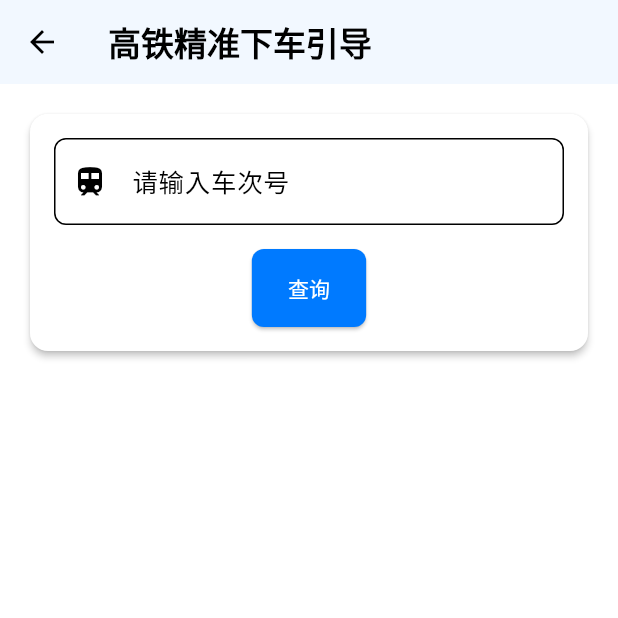
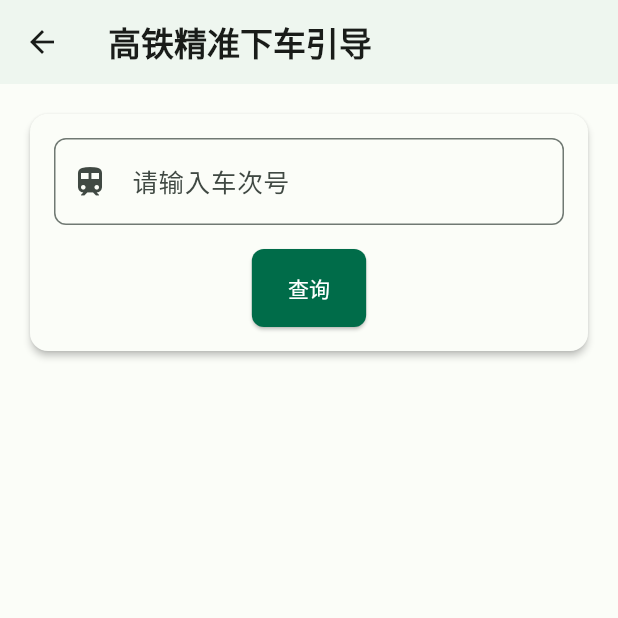
Before and after one commit to Noresteast-Yu/4399, a Flutter app: the HighSpeedRailPage screen opened directly, on a phone screen of 412 x 824 dp, the top half of it. Run offline on Flutter 3.47's test engine with Material 3 defaults, Android fonts, the phone set to English and light mode, and no system bars; our stand-ins replace dio, go_router, permission_handler; network calls fail.

Commit message:
使用了MD3设计语言
采用了类原生的MD3设计语言，可以适配不同安卓机型

```diff
--- a/smart_travel_frontend/smart_travel_app/lib/components/common/common_button.dart
+++ b/smart_travel_frontend/smart_travel_app/lib/components/common/common_button.dart
@@ -30,14 +30,14 @@ class CommonButton extends StatelessWidget {
         onPressed: isLoading || isDisabled ? null : onPressed,
         style: ElevatedButton.styleFrom(
           backgroundColor: isPrimary
-              ? AppTheme.primaryColor
-              : AppTheme.surface,
+              ? Theme.of(context).colorScheme.primary
+              : Theme.of(context).colorScheme.secondaryContainer,
           foregroundColor: isPrimary
-              ? AppTheme.surface
-              : AppTheme.primaryColor,
+              ? Theme.of(context).colorScheme.onPrimary
+              : Theme.of(context).colorScheme.onSecondaryContainer,
           side: isPrimary
               ? null
-              : BorderSide(color: AppTheme.primaryColor),
+              : BorderSide(color: Theme.of(context).colorScheme.primary),
           padding: EdgeInsets.symmetric(
             horizontal: AppTheme.spacingL,
             vertical: AppTheme.spacingM,
@@ -53,7 +53,9 @@ class CommonButton extends StatelessWidget {
                 child: CircularProgressIndicator(
                   strokeWidth: 2,
                   valueColor: AlwaysStoppedAnimation<Color>(
-                    isPrimary ? AppTheme.surface : AppTheme.primaryColor,
+                    isPrimary
+                        ? Theme.of(context).colorScheme.onPrimary
+                        : Theme.of(context).colorScheme.onSecondaryContainer,
                   ),
                 ),
               )
--- a/smart_travel_frontend/smart_travel_app/lib/components/common/common_input.dart
+++ b/smart_travel_frontend/smart_travel_app/lib/components/common/common_input.dart
@@ -40,15 +40,22 @@ class CommonInput extends StatelessWidget {
         suffixIcon: suffixIcon,
         border: OutlineInputBorder(
           borderRadius: AppTheme.borderRadiusM,
-          borderSide: BorderSide(color: AppTheme.textTertiary),
+          borderSide: BorderSide(
+            color: Theme.of(context).colorScheme.outline,
+          ),
         ),
         focusedBorder: OutlineInputBorder(
           borderRadius: AppTheme.borderRadiusM,
-          borderSide: BorderSide(color: AppTheme.primaryColor),
+          borderSide: BorderSide(
+            color: Theme.of(context).colorScheme.primary,
+            width: 2.0,
+          ),
         ),
         errorBorder: OutlineInputBorder(
           borderRadius: AppTheme.borderRadiusM,
-          borderSide: BorderSide(color: AppTheme.errorColor),
+          borderSide: BorderSide(
+            color: Theme.of(context).colorScheme.error,
+          ),
         ),
         contentPadding: EdgeInsets.symmetric(
           horizontal: AppTheme.spacingM,
--- a/smart_travel_frontend/smart_travel_app/lib/theme/app_theme.dart
+++ b/smart_travel_frontend/smart_travel_app/lib/theme/app_theme.dart
@@ -2,18 +2,18 @@ import 'package:flutter/material.dart';
 
 class AppTheme {
   // 品牌色
-  static const Color primaryColor = Color(0xFF007AFF);
-  static const Color secondaryColor = Color(0xFF34C759);
-  static const Color errorColor = Color(0xFFFF3B30);
+  static const Color primaryColor = Color(0xFF006C49);
+  static const Color secondaryColor = Color(0xFF4F6353);
+  static const Color errorColor = Color(0xFFBA1A1A);
   static const Color warningColor = Color(0xFFFF9500);
   static const Color infoColor = Color(0xFF5AC8FA);
 
   // 中性色
-  static const Color background = Color(0xFFF2F2F7);
-  static const Color surface = Color(0xFFFFFFFF);
-  static const Color textPrimary = Color(0xFF000000);
-  static const Color textSecondary = Color(0xFF8E8E93);
-  static const Color textTertiary = Color(0xFFC7C7CC);
+  static const Color background = Color(0xFFFBFDF8);
+  static const Color surface = Color(0xFFFBFDF8);
+  static const Color textPrimary = Color(0xFF191C19);
+  static const Color textSecondary = Color(0xFF404943);
+  static const Color textTertiary = Color(0xFF707973);
 
   // 字体字号
   static const TextStyle headline1 = TextStyle(
@@ -49,21 +49,88 @@ class AppTheme {
   static const double spacingXL = 32;
 
   // 圆角规范
-  static const BorderRadius borderRadiusS = BorderRadius.all(Radius.circular(4));
-  static const BorderRadius borderRadiusM = BorderRadius.all(Radius.circular(8));
-  static const BorderRadius borderRadiusL = BorderRadius.all(Radius.circular(12));
-  static const BorderRadius borderRadiusXL = BorderRadius.all(Radius.circular(16));
+  static const BorderRadius borderRadiusS =
+      BorderRadius.all(Radius.circular(4));
+  static const BorderRadius borderRadiusM =
+      BorderRadius.all(Radius.circular(8));
+  static const BorderRadius borderRadiusL =
+      BorderRadius.all(Radius.circular(12));
+  static const BorderRadius borderRadiusXL =
+      BorderRadius.all(Radius.circular(16));
 
-  // 亮主题
+  // MD3 色彩系统
+  static const ColorScheme lightColorScheme = ColorScheme(
+    brightness: Brightness.light,
+    primary: Color(0xFF006C49),
+    onPrimary: Color(0xFFFFFFFF),
+    primaryContainer: Color(0xFF96F7C5),
+    onPrimaryContainer: Color(0xFF002113),
+    secondary: Color(0xFF4F6353),
+    onSecondary: Color(0xFFFFFFFF),
+    secondaryContainer: Color(0xFFD1E8D3),
+    onSecondaryContainer: Color(0xFF0D1F14),
+    tertiary: Color(0xFF3D6373),
+    onTertiary: Color(0xFFFFFFFF),
+    tertiaryContainer: Color(0xFFC0E8F9),
+    onTertiaryContainer: Color(0xFF001F28),
+    error: Color(0xFFBA1A1A),
+    onError: Color(0xFFFFFFFF),
+    errorContainer: Color(0xFFFFDAD6),
+    onErrorContainer: Color(0xFF410002),
+    background: Color(0xFFFBFDF8),
+    onBackground: Color(0xFF191C19),
+    surface: Color(0xFFFBFDF8),
+    onSurface: Color(0xFF191C19),
+    surfaceVariant: Color(0xFFDBE5DD),
+    onSurfaceVariant: Color(0xFF404943),
+    outline: Color(0xFF707973),
+    outlineVariant: Color(0xFFBFC9C2),
+    shadow: Color(0xFF000000),
+    scrim: Color(0xFF000000),
+    inverseSurface: Color(0xFF2E312E),
+    onInverseSurface: Color(0xFFEFF1ED),
+    inversePrimary: Color(0xFF7ADBAD),
+    surfaceTint: Color(0xFF006C49),
+  );
+
+  static const ColorScheme darkColorScheme = ColorScheme(
+    brightness: Brightness.dark,
+    primary: Color(0xFF7ADBAD),
+    onPrimary: Color(0xFF003823),
+    primaryContainer: Color(0xFF005234),
+    onPrimaryContainer: Color(0xFF96F7C5),
+    secondary: Color(0xFFB5CCB7),
+    onSecondary: Color(0xFF223527),
+    secondaryContainer: Color(0xFF384B3C),
+    onSecondaryContainer: Color(0xFFD1E8D3),
+    tertiary: Color(0xFFA4CCDF),
+    onTertiary: Color(0xFF053544),
+    tertiaryContainer: Color(0xFF234B5C),
+    onTertiaryContainer: Color(0xFFC0E8F9),
+    error: Color(0xFFFFB4AB),
+    onError: Color(0xFF690005),
+    errorContainer: Color(0xFF93000A),
+    onErrorContainer: Color(0xFFFFDAD6),
+    background: Color(0xFF191C19),
+    onBackground: Color(0xFFE1E3DF),
+    surface: Color(0xFF191C19),
+    onSurface: Color(0xFFE1E3DF),
+    surfaceVariant: Color(0xFF404943),
+    onSurfaceVariant: Color(0xFFBFC9C2),
+    outline: Color(0xFF89938C),
+    outlineVariant: Color(0xFF404943),
+    shadow: Color(0xFF000000),
+    scrim: Color(0xFF000000),
+    inverseSurface: Color(0xFFE1E3DF),
+    onInverseSurface: Color(0xFF2E312E),
+    inversePrimary: Color(0xFF006C49),
+    surfaceTint: Color(0xFF7ADBAD),
+  );
+
+  // MD3 亮主题
   static final ThemeData lightTheme = ThemeData(
-    primaryColor: primaryColor,
-    colorScheme: ColorScheme.light(
-      primary: primaryColor,
-      secondary: secondaryColor,
-      error: errorColor,
-      background: background,
-      surface: surface,
-    ),
+    useMaterial3: true,
+    colorScheme: lightColorScheme,
     textTheme: const TextTheme(
       displayLarge: headline1,
       displayMedium: headline2,
@@ -72,18 +139,33 @@ class AppTheme {
       bodyMedium: bodyText2,
       bodySmall: caption,
     ),
+    elevatedButtonTheme: ElevatedButtonThemeData(
+      style: ElevatedButton.styleFrom(
+        shape: RoundedRectangleBorder(
+          borderRadius: BorderRadius.circular(8),
+        ),
+      ),
+    ),
+    outlinedButtonTheme: OutlinedButtonThemeData(
+      style: OutlinedButton.styleFrom(
+        shape: RoundedRectangleBorder(
+          borderRadius: BorderRadius.circular(8),
+        ),
+      ),
+    ),
+    textButtonTheme: TextButtonThemeData(
+      style: TextButton.styleFrom(
+        shape: RoundedRectangleBorder(
+          borderRadius: BorderRadius.circular(8),
+        ),
+      ),
+    ),
   );
 
-  // 暗主题
+  // MD3 暗主题
   static final ThemeData darkTheme = ThemeData(
-    primaryColor: primaryColor,
-    colorScheme: ColorScheme.dark(
-      primary: primaryColor,
-      secondary: secondaryColor,
-      error: errorColor,
-      background: const Color(0xFF1C1C1E),
-      surface: const Color(0xFF2C2C2E),
-    ),
+    useMaterial3: true,
+    colorScheme: darkColorScheme,
     textTheme: const TextTheme(
       displayLarge: headline1,
       displayMedium: headline2,
@@ -92,5 +174,26 @@ class AppTheme {
       bodyMedium: bodyText2,
       bodySmall: caption,
     ),
+    elevatedButtonTheme: ElevatedButtonThemeData(
+      style: ElevatedButton.styleFrom(
+        shape: RoundedRectangleBorder(
+          borderRadius: BorderRadius.circular(8),
+        ),
+      ),
+    ),
+    outlinedButtonTheme: OutlinedButtonThemeData(
+      style: OutlinedButton.styleFrom(
+        shape: RoundedRectangleBorder(
+          borderRadius: BorderRadius.circular(8),
+        ),
+      ),
+    ),
+    textButtonTheme: TextButtonThemeData(
+      style: TextButton.styleFrom(
+        shape: RoundedRectangleBorder(
+          borderRadius: BorderRadius.circular(8),
+        ),
+      ),
+    ),
   );
 }
```
Also changed, not shown: smart_travel_frontend/smart_travel_app/lib/components/common/bottom_nav_bar.dart (+8 -11 lines), smart_travel_frontend/smart_travel_app/lib/components/common/empty_data_page.dart (+5 -4 lines), smart_travel_frontend/smart_travel_app/lib/components/common/error_retry_page.dart (+5 -4 lines), smart_travel_frontend/smart_travel_app/lib/components/common/loading_indicator.dart (+5 -3 lines), smart_travel_frontend/smart_travel_app/lib/components/home/shanghai_metro_map.dart (+33 -8 lines), smart_travel_frontend/smart_travel_app/lib/pages/home_page.dart (+21 -4 lines), smart_travel_frontend/smart_travel_app/lib/pages/subway_service_page.dart (+4 -4 lines).
